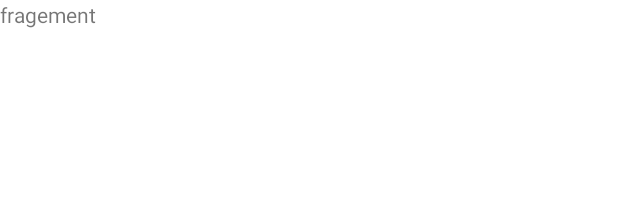
After one commit to piyusshh07/Moneymind, an Android app: the layout fragment_add_transaction_fragement.xml on its own in the app's theme, with its tools: preview values and no code run, on a phone screen of 412 x 824 dp. The commit adds this screen. Shown: the top 197 px of the screen. Run offline under Robolectric (Android 15) with nearby library versions, the phone set to English and light mode, and no system bars.

Commit message:
fab and fragement for transaction input added

```diff
--- /dev/null
+++ b/app/src/main/res/layout/fragment_add_transaction_fragement.xml
@@ -0,0 +1,14 @@
+<?xml version="1.0" encoding="utf-8"?>
+<FrameLayout xmlns:android="http://schemas.android.com/apk/res/android"
+    xmlns:tools="http://schemas.android.com/tools"
+    android:layout_width="match_parent"
+    android:layout_height="match_parent"
+    tools:context=".AddTransactionFragement">
+
+    <!-- TODO: Update blank fragment layout -->
+    <TextView
+        android:layout_width="match_parent"
+        android:layout_height="match_parent"
+        android:text="fragement" />
+
+</FrameLayout>
--- a/build.gradle
+++ b/build.gradle
@@ -1,5 +1,5 @@
 // Top-level build file where you can add configuration options common to all sub-projects/modules.
 plugins {
-    id 'com.android.application' version '8.1.2' apply false
-    id 'com.android.library' version '8.1.2' apply false
+    id 'com.android.application' version '8.3.0' apply false
+    id 'com.android.library' version '8.3.0' apply false
 }
```
Also changed, not shown: app/build.gradle (+32 -20 lines), app/src/main/java/com/project/moneymind/AddTransactionFragement.java (added, +36 -0 lines), app/src/main/java/com/project/moneymind/history_page.java (+1 -8 lines), app/src/main/java/com/project/moneymind/home_page.java (+14 -5 lines), gradle/wrapper/gradle-wrapper.properties.
